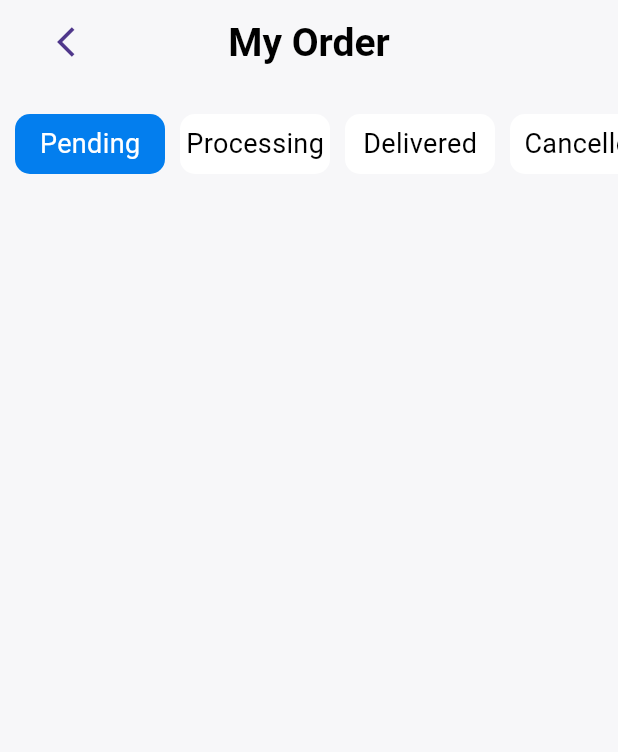
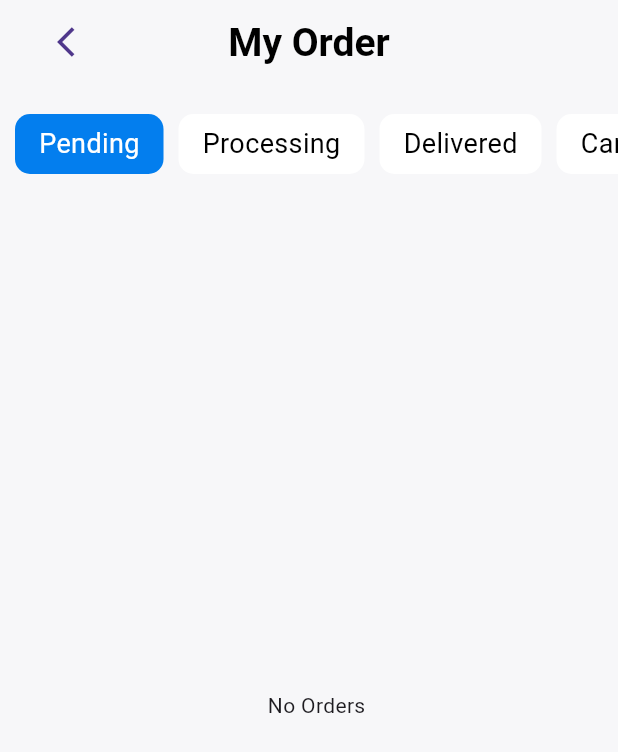
Before and after one commit to AbdelazizMohamed-GitHub/shop_sphere, a Flutter app: the OrderScreen screen opened directly, on a phone screen of 412 x 824 dp. Shown: the top 752 px of the screen. Run offline on Flutter 3.47's test engine with Material 3 defaults, Android fonts, the phone set to English and light mode, and no system bars; our stand-ins replace cached_network_image, carousel_slider, cloud_firestore, dartz, equatable, firebase_auth and 10 more; missing offline and left inert: flutter_paypal_payment; accounts and stored records are empty; project files that could hold a hidden picture were left out.

Commit message:
Crate OrderScreenLoading

```diff
--- a/lib/features/profile/presention/view/screen/order_details_screen.dart
+++ b/lib/features/profile/presention/view/screen/order_details_screen.dart
@@ -34,10 +34,10 @@ class OrderDetailsScreen extends StatelessWidget {
         child: Column(
           crossAxisAlignment: CrossAxisAlignment.start,
           children: [
-            CustomOrderDetailsHeader(order:order ),
+            CustomOrderDetailsHeader(order: order),
             const SizedBox(height: 20),
             Text(
-              '${TestList.order["items"].length} Items',
+              '${order.items.length} Items',
               style: AppStyles.text18Regular,
             ),
             const SizedBox(
@@ -47,7 +47,6 @@ class OrderDetailsScreen extends StatelessWidget {
               child: ListView.builder(
                 itemCount: order.items.length,
                 itemBuilder: (context, index) {
-
                   return CustomOrderDetailsItem(item: order.items[index]);
                 },
               ),
--- a/lib/features/profile/presention/view/screen/order_screen.dart
+++ b/lib/features/profile/presention/view/screen/order_screen.dart
@@ -1,6 +1,10 @@
 import 'package:flutter/material.dart';
 import 'package:flutter_bloc/flutter_bloc.dart';
+import 'package:shop_sphere/core/loading/address_screen_loadig.dart';
+import 'package:shop_sphere/core/loading/custom_item_loading.dart';
+import 'package:shop_sphere/core/loading/order_screen_loading.dart';
 import 'package:shop_sphere/core/service/setup_locator.dart';
+import 'package:shop_sphere/core/utils/app_color.dart';
 import 'package:shop_sphere/core/utils/app_theme.dart';
 import 'package:shop_sphere/core/widget/custom_back_button.dart';
 import 'package:shop_sphere/features/profile/data/repo_impl/order_repo_impl.dart';
@@ -37,18 +41,28 @@ class OrderScreen extends StatelessWidget {
               BlocBuilder<OrderCubit, OrderState>(
                 builder: (context, state) {
                   if (state is OrderLoading) {
-                    return const Center(child: CircularProgressIndicator());
+                    return const OrderScreenLoading();
                   } else if (state is OrderError) {
                     return Center(child: Text(state.error));
                   } else if (state is OrderSuccess) {
-
+                    if (state.orders.isEmpty) {
+                      return const Expanded(
+                        child: Column(
+                          mainAxisAlignment: MainAxisAlignment.center,
+                          mainAxisSize: MainAxisSize.max,
+                          children: [
+                            Center(child: Text('No Orders')),
+                          ],
+                        ),
+                      );
+                    }
                     return CustomOrderScreenBody(
                       orders: state.orders,
                     );
                   }
                   return const Center(child: Text('No Data'));
                 },
-              )
+              ),
             ],
           ),
         ),
--- a/lib/features/profile/presention/view/widget/custom_order_details_item.dart
+++ b/lib/features/profile/presention/view/widget/custom_order_details_item.dart
@@ -21,7 +21,8 @@ class CustomOrderDetailsItem extends StatelessWidget {
           : AppColors.secondaryDarkColor,
       child: ListTile(
         contentPadding: const EdgeInsets.symmetric(horizontal: 10),
-        leading: Image.asset(AppImages.product),
+        leading: Image.network(item.productImage,
+            height: 50, width: 50, fit: BoxFit.cover),
         title: Text(
           item.productName,
           style: AppStyles.text16Bold,
@@ -30,7 +31,7 @@ class CustomOrderDetailsItem extends StatelessWidget {
           'Quantity: ${item.productQuantity}',
           style: AppStyles.text14Regular,
         ),
-        trailing: Text('\$${item.productPrice.toStringAsFixed(2)}',
+        trailing: Text('\$${item.productPrice}',
             style: AppStyles.text16Bold),
       ),
     );
--- a/lib/features/profile/presention/view/widget/custom_order_stuts_list.dart
+++ b/lib/features/profile/presention/view/widget/custom_order_stuts_list.dart
@@ -12,29 +12,24 @@ class CustomOrderStutsList extends StatelessWidget {
 
   @override
   Widget build(BuildContext context) {
-    return ListView.separated(
+    return ListView.builder(
       scrollDirection: Axis.horizontal,
       itemCount: orderStauts.length,
-      separatorBuilder: (BuildContext context, int index) {
-        return const SizedBox(
-          width: 10,
-        );
-      },
       itemBuilder: (BuildContext context, int index) {
         return BlocBuilder<OrderCubit, OrderState>(
           builder: (context, state) {
             return InkWell(
               onTap: () async {
-                // context
-                //     .read<OrderCubit>()
-                //     .getOrders(status: orderStauts[index]);
                 context.read<OrderCubit>().changeOrderStatus(index);
                 context.read<OrderCubit>().pageController.animateToPage(index,
                     duration: const Duration(milliseconds: 500),
                     curve: Curves.easeOut);
               },
               child: AnimatedContainer(
-                width: 100,
+                padding: const EdgeInsets.symmetric(
+                  horizontal: 16,
+                ),
+                margin: const EdgeInsets.only(right: 10),
                 curve: Curves.easeOut,
                 decoration: BoxDecoration(
                   color: index == context.read<OrderCubit>().currentStatus
```
Also changed, not shown: lib/core/loading/order_screen_loading.dart (added, +75 -0 lines), lib/features/profile/presention/view/widget/custom_order_details_header.dart (+3 -4 lines), 4 other files.
